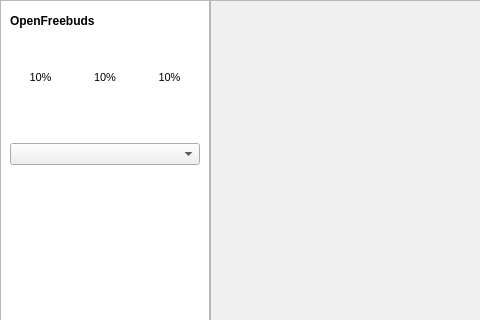
Above: openfreebuds_qt/designer/main_window.ui from melianmiko/OpenFreebuds before the change; both pictures show x 0 to 480 and y 0 to 320 of the 950 by 600 pixel window. Below: the same form after it.
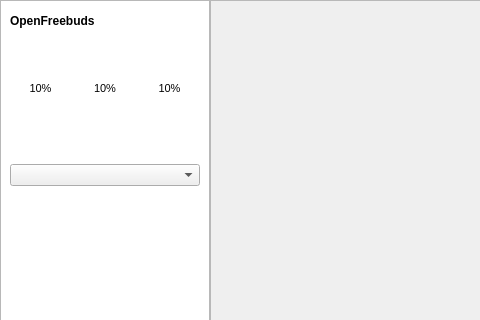
That is the form after the change.

What changed in the file:
```diff
--- a/openfreebuds_qt/designer/main_window.ui
+++ b/openfreebuds_qt/designer/main_window.ui
@@ -347,7 +347,7 @@
                  <item>
                   <widget class="QLabel" name="batt_l_text">
                    <property name="sizePolicy">
-                    <sizepolicy hsizetype="Expanding" vsizetype="Fixed">
+                    <sizepolicy hsizetype="Expanding" vsizetype="Preferred">
                      <horstretch>0</horstretch>
                      <verstretch>0</verstretch>
                     </sizepolicy>
@@ -355,7 +355,7 @@
                    <property name="minimumSize">
                     <size>
                      <width>32</width>
-                     <height>0</height>
+                     <height>34</height>
                     </size>
                    </property>
                    <property name="maximumSize">
@@ -471,7 +471,7 @@
                  <item>
                   <widget class="QLabel" name="batt_r_text">
                    <property name="sizePolicy">
-                    <sizepolicy hsizetype="Expanding" vsizetype="Fixed">
+                    <sizepolicy hsizetype="Expanding" vsizetype="Preferred">
                      <horstretch>0</horstretch>
                      <verstretch>0</verstretch>
                     </sizepolicy>
@@ -479,7 +479,7 @@
                    <property name="minimumSize">
                     <size>
                      <width>32</width>
-                     <height>0</height>
+                     <height>34</height>
                     </size>
                    </property>
                    <property name="maximumSize">
@@ -595,7 +595,7 @@
                  <item>
                   <widget class="QLabel" name="batt_c_text">
                    <property name="sizePolicy">
-                    <sizepolicy hsizetype="Expanding" vsizetype="Fixed">
+                    <sizepolicy hsizetype="Expanding" vsizetype="Preferred">
                      <horstretch>0</horstretch>
                      <verstretch>0</verstretch>
                     </sizepolicy>
@@ -603,7 +603,7 @@
                    <property name="minimumSize">
                     <size>
                      <width>32</width>
-                     <height>0</height>
+                     <height>34</height>
                     </size>
                    </property>
                    <property name="maximumSize">
```
